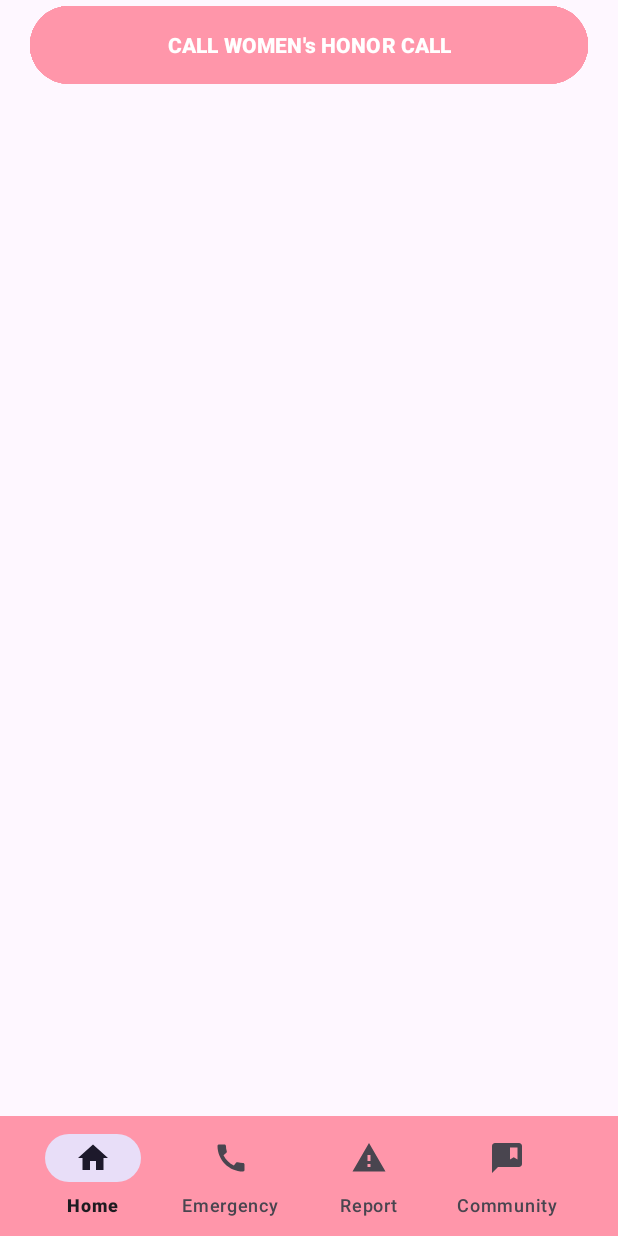
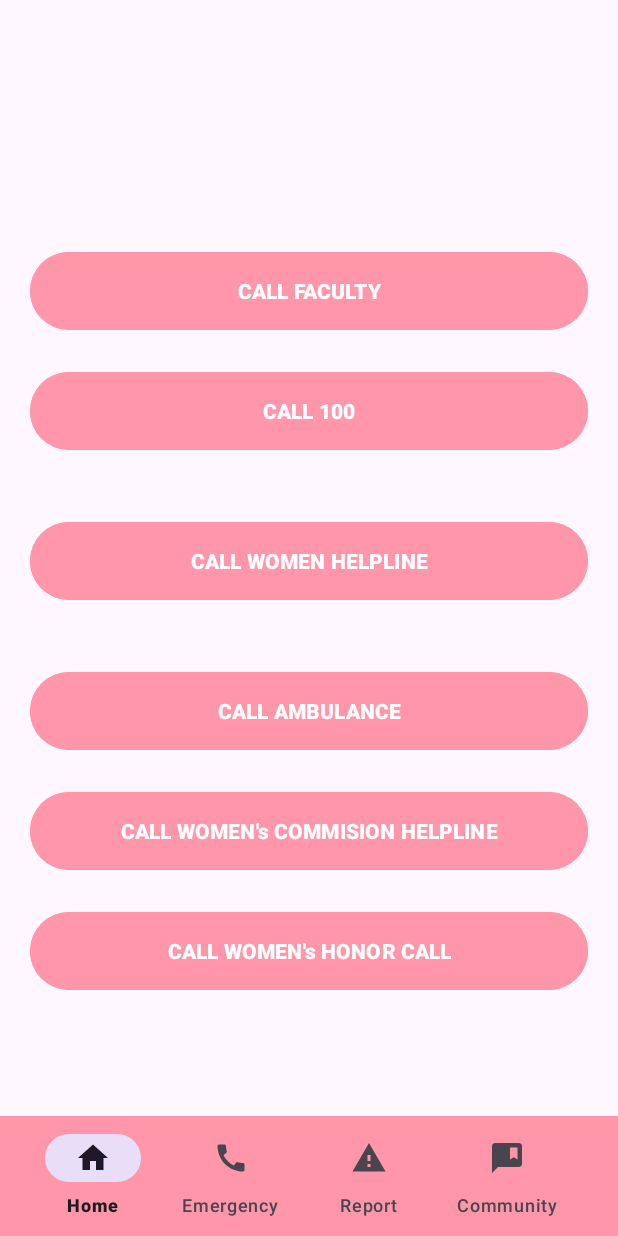
Before and after one commit to SamarpitaBDas/Raksha, an Android app: the EmergencyActivity screen opened directly, with no data from a screen before it, on a phone screen of 412 x 824 dp. Run offline under Robolectric (Android 15) with nearby library versions, the phone set to English and light mode, and no system bars.

Commit message:
direct_emergency_call

```diff
--- a/app/src/main/res/layout/activity_emergency.xml
+++ b/app/src/main/res/layout/activity_emergency.xml
@@ -7,75 +7,85 @@
     tools:context=".EmergencyActivity">
 
 
+    <!--    women helpline 1090-->
+
+    <!--    Uttar Pradesh Women's Commission Helpline: +91-9454401122-->
+
+
     <Button
         android:id="@+id/faculty_call"
         android:layout_width="match_parent"
         android:layout_height="60dp"
+        android:layout_margin="20dp"
+        android:layout_marginTop="100dp"
         android:backgroundTint="@color/lightpink"
         android:text="CALL FACULTY"
         android:textStyle="bold"
-        tools:layout_editor_absoluteX="0dp"
-        tools:layout_editor_absoluteY="119dp"
-        android:layout_margin="20dp"/>
+        app:layout_constraintBottom_toTopOf="@+id/call_police"
+        tools:layout_editor_absoluteX="16dp" />
 
     <Button
         android:id="@+id/call_police"
         android:layout_width="match_parent"
         android:layout_height="60dp"
+        android:layout_margin="20dp"
         android:backgroundTint="@color/lightpink"
         android:text="CALL 100"
         android:textStyle="bold"
-        tools:layout_editor_absoluteX="0dp"
-        tools:layout_editor_absoluteY="200dp"
-        android:layout_margin="20dp"/>
+        app:layout_constraintBottom_toTopOf="@+id/call_womenhp"
+        app:layout_constraintTop_toTopOf="@+id/faculty_call"
+        tools:layout_editor_absoluteX="16dp" />
 
+    <Button
+        android:id="@+id/call_womenhp"
+        android:layout_width="match_parent"
+        android:layout_height="60dp"
+        android:layout_margin="20dp"
+        android:layout_marginTop="32dp"
+        android:backgroundTint="@color/lightpink"
+        android:text="CALL WOMEN HELPLINE"
+        android:textStyle="bold"
+        app:layout_constraintBottom_toTopOf="@+id/call_hospital"
+        app:layout_constraintTop_toBottomOf="@+id/call_police"
+        tools:layout_editor_absoluteX="0dp" />
     <Button
         android:id="@+id/call_hospital"
         android:layout_width="match_parent"
         android:layout_height="60dp"
+        android:layout_margin="20dp"
         android:backgroundTint="@color/lightpink"
         android:text="CALL AMBULANCE"
         android:textStyle="bold"
-        tools:layout_editor_absoluteX="0dp"
-        tools:layout_editor_absoluteY="280dp"
-        android:layout_margin="20dp"/>
-
-<!--    women helpline 1090-->
-    <Button
-        android:id="@+id/call_womenhp"
-        android:layout_width="match_parent"
-        android:layout_height="60dp"
-        android:backgroundTint="@color/lightpink"
-        android:text="CALL WOMEN HELPLINE"
-        android:textStyle="bold"
-        tools:layout_editor_absoluteX="0dp"
-        tools:layout_editor_absoluteY="360dp"
-        android:layout_margin="20dp"/>
-
-<!--    Uttar Pradesh Women's Commission Helpline: +91-9454401122-->
+        app:layout_constraintBottom_toTopOf="@+id/call_womencommision"
+        app:layout_constraintTop_toTopOf="@+id/call_womenhp"
+        app:layout_constraintVertical_bias="1.0"
+        tools:layout_editor_absoluteX="16dp" />
 
     <Button
         android:id="@+id/call_womencommision"
         android:layout_width="match_parent"
         android:layout_height="60dp"
+        android:layout_margin="20dp"
+        android:layout_marginBottom="20dp"
         android:backgroundTint="@color/lightpink"
         android:text="CALL WOMEN's COMMISION HELPLINE"
         android:textStyle="bold"
-        tools:layout_editor_absoluteX="0dp"
-        tools:layout_editor_absoluteY="440dp"
-        android:layout_margin="20dp"/>
+        app:layout_constraintBottom_toTopOf="@+id/call_hospital"
+        app:layout_constraintTop_toBottomOf="@+id/call_women_honor_call"
+        tools:layout_editor_absoluteX="0dp" />
 
 <!--    Mahila Samman Prakoshth (Women's Honor Cell): +91-522-2614978-->
     <Button
         android:id="@+id/call_women_honor_call"
         android:layout_width="match_parent"
         android:layout_height="60dp"
+        android:layout_margin="20dp"
         android:backgroundTint="@color/lightpink"
         android:text="CALL WOMEN's HONOR CALL"
         android:textStyle="bold"
-        tools:layout_editor_absoluteX="0dp"
-        tools:layout_editor_absoluteY="520dp"
-        android:layout_margin="20dp"/>
+        app:layout_constraintBottom_toTopOf="@+id/call_hospital"
+        app:layout_constraintTop_toBottomOf="parent"
+        tools:layout_editor_absoluteX="0dp" />
 
 
     <include layout="@layout/activity_nav_bottom" />
```
Also changed, not shown: app/src/main/AndroidManifest.xml (+5 -3 lines), app/src/main/java/com/example/raksha/EmergencyActivity.java (+38 -56 lines).
